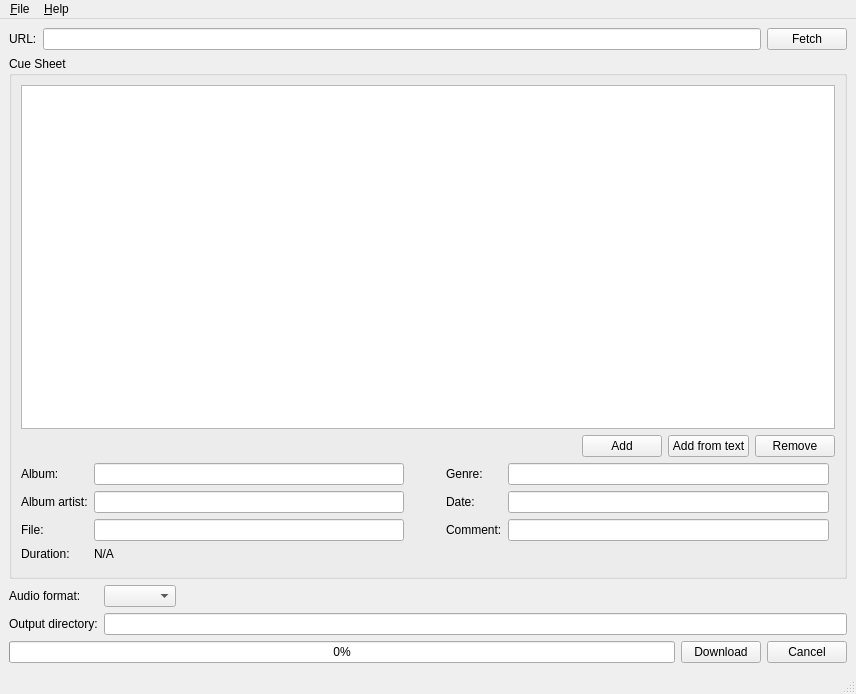
trialuser02/ytbtocue, file src/mainwindow.ui: the form before one commit.
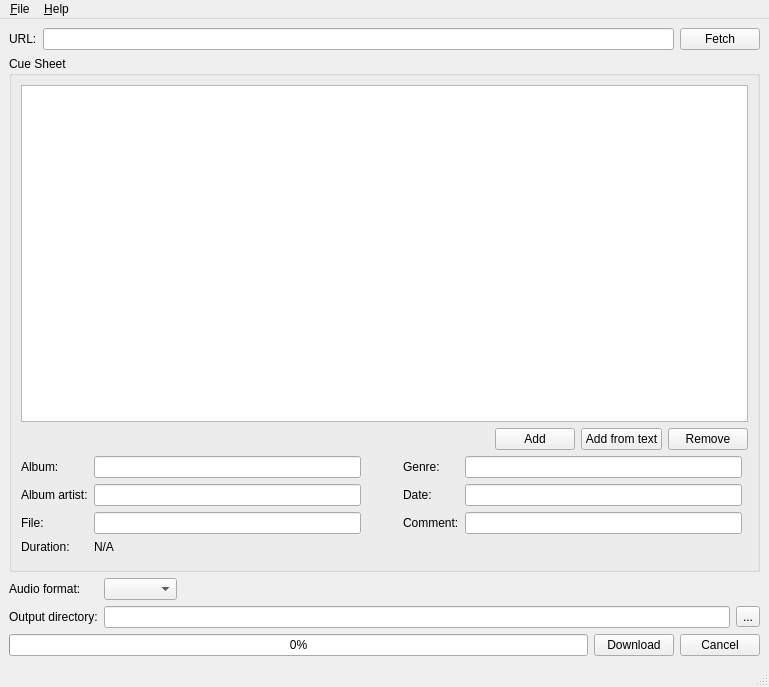
The form after the commit. Icons and pictures are not drawn.

Commit message: feature to select output directory

What changed in the file:
```diff
--- a/src/mainwindow.ui
+++ b/src/mainwindow.ui
@@ -6,8 +6,8 @@
    <rect>
     <x>0</x>
     <y>0</y>
-    <width>856</width>
-    <height>694</height>
+    <width>769</width>
+    <height>687</height>
    </rect>
   </property>
   <property name="windowTitle">
@@ -18,28 +18,7 @@
   </property>
   <widget class="QWidget" name="centralwidget">
    <layout class="QGridLayout" name="gridLayout_2">
-    <item row="0" column="0" colspan="3">
-     <layout class="QHBoxLayout" name="horizontalLayout">
-      <item>
-       <widget class="QLabel" name="label">
-        <property name="text">
-         <string>URL:</string>
-        </property>
-       </widget>
-      </item>
-      <item>
-       <widget class="QLineEdit" name="urlEdit"/>
-      </item>
-      <item>
-       <widget class="QPushButton" name="fetchButton">
-        <property name="text">
-         <string>Fetch</string>
-        </property>
-       </widget>
-      </item>
-     </layout>
-    </item>
-    <item row="1" column="0" colspan="3">
+    <item row="1" column="0" colspan="4">
      <widget class="QGroupBox" name="groupBox">
       <property name="title">
        <string>Cue Sheet</string>
@@ -283,19 +262,6 @@
       </property>
      </widget>
     </item>
-    <item row="2" column="2">
-     <spacer name="horizontalSpacer">
-      <property name="orientation">
-       <enum>Qt::Horizontal</enum>
-      </property>
-      <property name="sizeHint" stdset="0">
-       <size>
-        <width>40</width>
-        <height>20</height>
-       </size>
-      </property>
-     </spacer>
-    </item>
     <item row="3" column="0">
      <widget class="QLabel" name="label_2">
       <property name="text">
@@ -306,7 +272,14 @@
     <item row="3" column="1" colspan="2">
      <widget class="QLineEdit" name="outDirLineEdit"/>
     </item>
-    <item row="4" column="0" colspan="3">
+    <item row="3" column="3">
+     <widget class="QToolButton" name="selectOutDirButton">
+      <property name="text">
+       <string>...</string>
+      </property>
+     </widget>
+    </item>
+    <item row="4" column="0" colspan="4">
      <layout class="QHBoxLayout" name="horizontalLayout_2">
       <item>
        <widget class="QProgressBar" name="progressBar">
@@ -339,6 +312,40 @@
       </item>
      </layout>
     </item>
+    <item row="0" column="0" colspan="4">
+     <layout class="QHBoxLayout" name="horizontalLayout">
+      <item>
+       <widget class="QLabel" name="label">
+        <property name="text">
+         <string>URL:</string>
+        </property>
+       </widget>
+      </item>
+      <item>
+       <widget class="QLineEdit" name="urlEdit"/>
+      </item>
+      <item>
+       <widget class="QPushButton" name="fetchButton">
+        <property name="text">
+         <string>Fetch</string>
+        </property>
+       </widget>
+      </item>
+     </layout>
+    </item>
+    <item row="2" column="2" colspan="2">
+     <spacer name="horizontalSpacer">
+      <property name="orientation">
+       <enum>Qt::Horizontal</enum>
+      </property>
+      <property name="sizeHint" stdset="0">
+       <size>
+        <width>10000</width>
+        <height>20</height>
+       </size>
+      </property>
+     </spacer>
+    </item>
    </layout>
   </widget>
   <widget class="QMenuBar" name="menubar">
@@ -346,7 +353,7 @@
     <rect>
      <x>0</x>
      <y>0</y>
-     <width>856</width>
+     <width>769</width>
      <height>29</height>
     </rect>
    </property>
```
Left out of the diff: 3 changed lines with no effect on the pictures. The commit also changes 2 other files.
